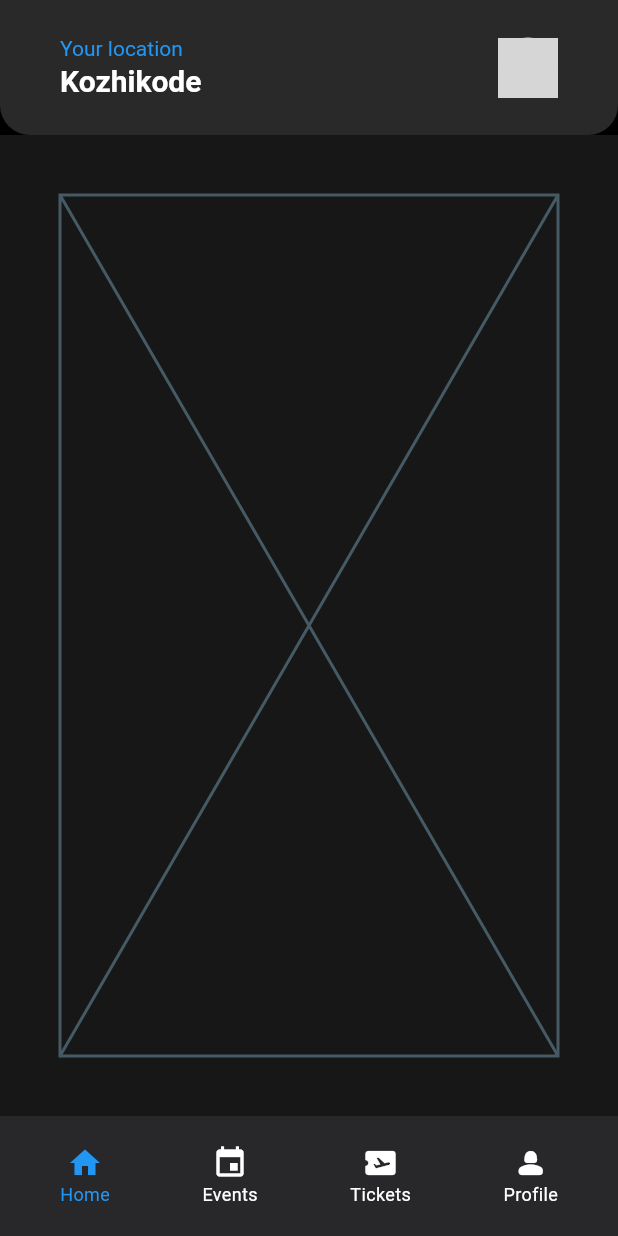
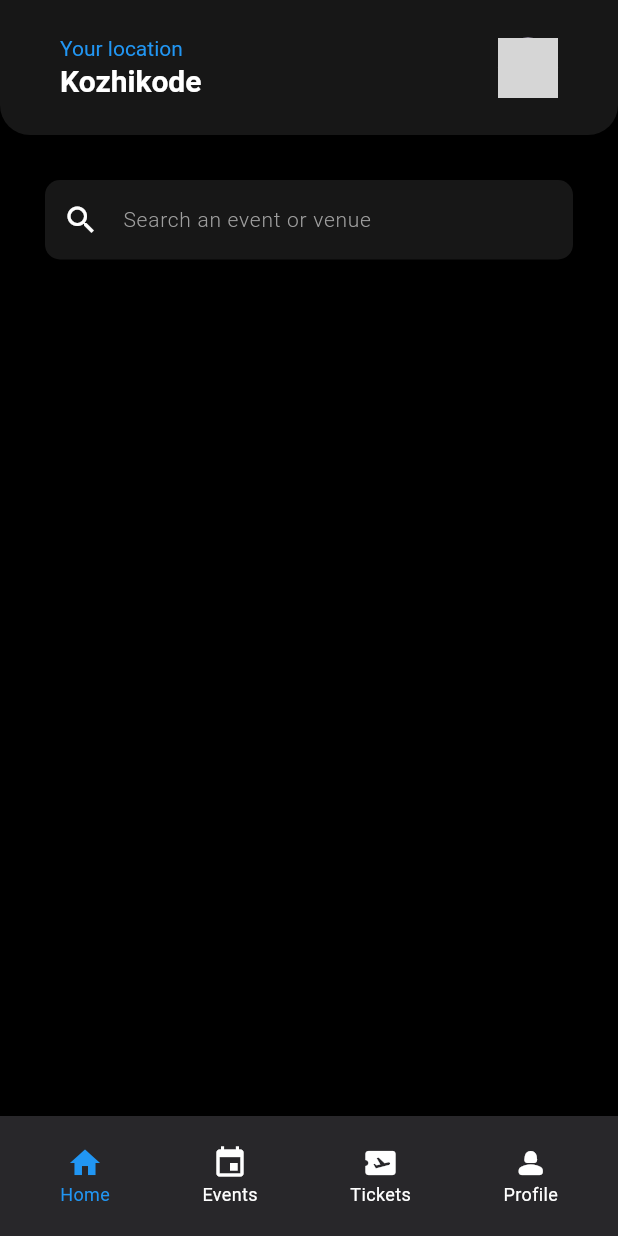
Before and after one commit to Kethankrk/event_mangement_app, a Flutter app: the screen it shows after launch, after a tap on "Sign In", on a phone screen of 412 x 824 dp. Run offline on Flutter 3.47's test engine with Material 3 defaults, Android fonts, the phone set to English and light mode, and no system bars; our stand-ins replace dotted_border, fluttertoast, google_sign_in, image_picker, pin_code_fields; network calls fail; grey boxes are pictures that could not be loaded.

Commit message:
added search field in homepage

```diff
--- a/lib/main.dart
+++ b/lib/main.dart
@@ -23,7 +23,7 @@ class MyApp extends StatelessWidget {
       title: 'PlanIt',
       initialRoute: '/login',
       routes: {
-        '/': (context) => const Homepage(),
+        '/': (context) => Homepage(),
         '/login': (context) => const LoginPage(),
         '/signup': (context) => const SignupPage(),
         '/verify': (context) => const EmailVerificationPage(),
--- a/lib/pages/home_page.dart
+++ b/lib/pages/home_page.dart
@@ -1,15 +1,32 @@
 import 'package:flutter/material.dart';
+import 'package:planit/utils/theme.dart';
 import 'package:planit/widgets/base_layout.dart';
+import 'package:planit/widgets/custom_input.dart';
 import 'package:planit/widgets/homepage/appbar.dart';
 
 class Homepage extends StatelessWidget {
-  const Homepage({super.key});
-
+  final TextEditingController searchText = TextEditingController();
+  Homepage({super.key});
   @override
   Widget build(BuildContext context) {
     return BaseLayout(
       appbar: hompageAppBar,
-      child: const Placeholder(),
+      padding: 30,
+      backgroundColor: Colors.black,
+      child: Column(
+        children: [
+          CustomInputField(
+            controller: searchText,
+            borderColor: Colors.transparent,
+            backgroudColor: CustomColors.dim,
+            hintText: "Search an event or venue",
+            prefixIcon: const Icon(
+              Icons.search,
+              color: Colors.white,
+            ),
+          ),
+        ],
+      ),
     );
   }
 }
--- a/lib/utils/theme.dart
+++ b/lib/utils/theme.dart
@@ -233,3 +233,7 @@ class CustomText extends StatelessWidget {
     );
   }
 }
+
+class CustomColors {
+  static const Color dim = Color(0xff171717);
+}
--- a/lib/widgets/base_layout.dart
+++ b/lib/widgets/base_layout.dart
@@ -1,4 +1,5 @@
 import 'package:flutter/material.dart';
+import 'package:planit/utils/theme.dart';
 import 'package:planit/widgets/bottom_navbar.dart';
 
 class BaseLayout extends StatelessWidget {
@@ -6,12 +7,14 @@ class BaseLayout extends StatelessWidget {
   final bool navbar;
   final double padding;
   final AppBar? appbar;
+  final Color backgroundColor;
   const BaseLayout({
     super.key,
     required this.child,
     this.navbar = true,
     this.padding = 40.0,
     this.appbar,
+    this.backgroundColor = CustomColors.dim,
   });
 
   @override
@@ -24,7 +27,7 @@ class BaseLayout extends StatelessWidget {
         height: double.infinity,
         padding: EdgeInsets.all(padding),
         width: double.infinity,
-        decoration: const BoxDecoration(color: Color(0xff171717)),
+        decoration: BoxDecoration(color: backgroundColor),
         child: SafeArea(
           child: child,
         ),
--- a/lib/widgets/custom_input.dart
+++ b/lib/widgets/custom_input.dart
@@ -12,6 +12,8 @@ class CustomInputField extends StatelessWidget {
   final int? maxLines;
   final int? minLines;
   final String? errorText;
+  final Color borderColor;
+  final Color? backgroudColor;
   const CustomInputField({
     super.key,
     this.label,
@@ -24,6 +26,8 @@ class CustomInputField extends StatelessWidget {
     this.maxLines = 1,
     this.minLines,
     this.errorText,
+    this.borderColor = Colors.white,
+    this.backgroudColor,
   });
 
   @override
@@ -37,6 +41,8 @@ class CustomInputField extends StatelessWidget {
       maxLines: maxLines,
       minLines: minLines,
       decoration: InputDecoration(
+        fillColor: backgroudColor,
+        filled: backgroudColor != null ? true : false,
         label: label != null
             ? Text(
                 label!,
@@ -49,11 +55,11 @@ class CustomInputField extends StatelessWidget {
         floatingLabelStyle: const TextStyle(color: Colors.white),
         focusedBorder: OutlineInputBorder(
           borderRadius: BorderRadius.circular(10.0),
-          borderSide: const BorderSide(color: Colors.white),
+          borderSide: BorderSide(color: borderColor),
         ),
         enabledBorder: OutlineInputBorder(
           borderRadius: BorderRadius.circular(10.0),
-          borderSide: const BorderSide(color: Colors.white),
+          borderSide: BorderSide(color: borderColor),
         ),
         prefixIcon: prefixIcon,
         suffixIcon: suffixIcon ?? suffixIconButton,
--- a/lib/widgets/homepage/appbar.dart
+++ b/lib/widgets/homepage/appbar.dart
@@ -2,7 +2,7 @@ import 'package:flutter/material.dart';
 import 'package:planit/utils/theme.dart';
 
 AppBar hompageAppBar = AppBar(
-    backgroundColor: const Color.fromARGB(255, 41, 41, 41),
+    backgroundColor: CustomColors.dim,
     titleSpacing: 40,
     toolbarHeight: 90,
     shape: const RoundedRectangleBorder(
```
